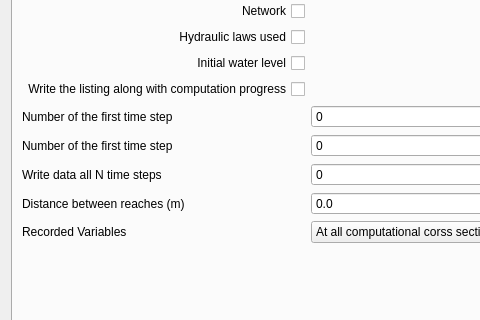
Qt form ui/ui_parameter.ui (Artelia/Mascaret) before a commit; both pictures show x 0 to 480 and y 97 to 417 of the 764 by 616 pixel window.
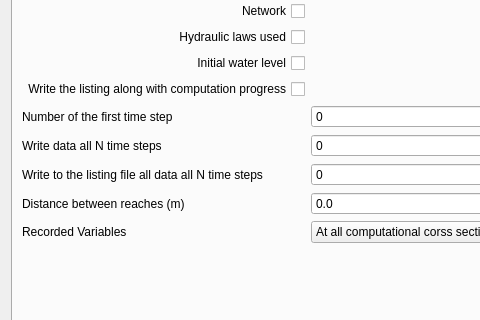
The same form after that commit. The open tabs and pages were chosen to show the change.

Commit message: Correction of parameters GUI bug

```diff
--- a/ui/ui_parameter.ui
+++ b/ui/ui_parameter.ui
@@ -6,8 +6,8 @@
    <rect>
     <x>0</x>
     <y>0</y>
-    <width>699</width>
-    <height>549</height>
+    <width>700</width>
+    <height>561</height>
    </rect>
   </property>
   <property name="windowTitle">
@@ -834,7 +834,7 @@
          <item row="7" column="0">
           <widget class="QLabel" name="label_pasStock">
            <property name="text">
-            <string>Number of the first time step</string>
+            <string>Write data all N time steps</string>
            </property>
           </widget>
          </item>
@@ -894,7 +894,7 @@
          <item row="8" column="0">
           <widget class="QLabel" name="label_pasImpression">
            <property name="text">
-            <string>Write data all N time steps</string>
+            <string>Write to the listing file all data all N time steps</string>
            </property>
           </widget>
          </item>
```
The commit also changes 1 other file.
